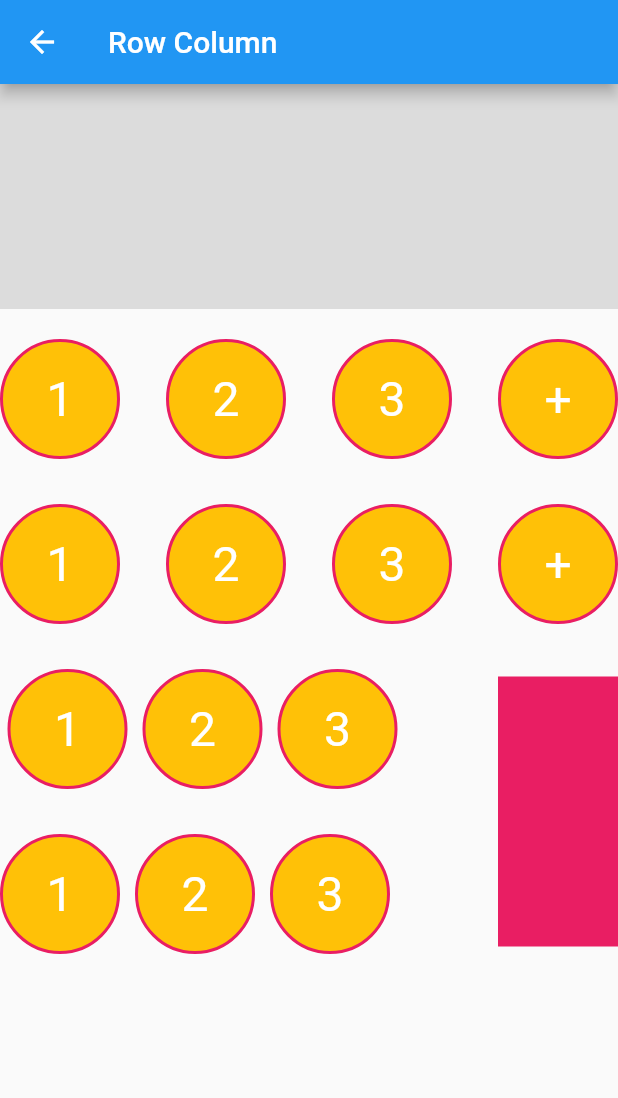
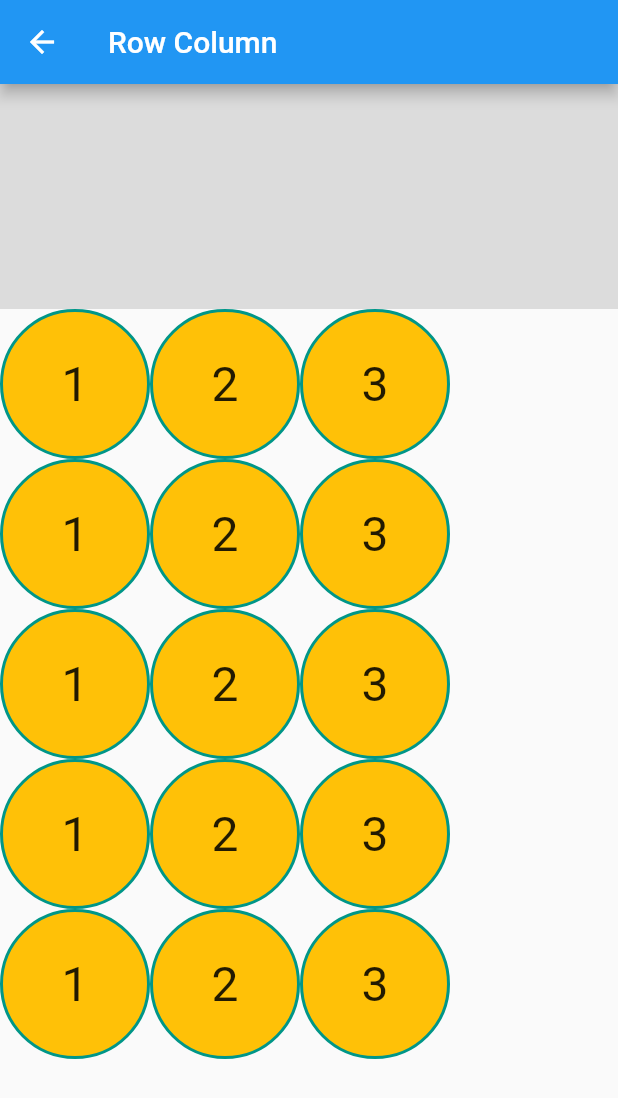
Before and after one commit to jihanislam007/ict_appdevelopment_batch_1, a Flutter app: the screen it shows after launch, after a tap on "Row Column", on a phone screen of 412 x 824 dp. Shown: the top 1098 px of the screen. Run offline on Flutter 3.47's test engine with Material 2 defaults, Android fonts, the phone set to English and light mode, and no system bars.

Commit message:
Class 19

```diff
--- a/lib/Dashboard.dart
+++ b/lib/Dashboard.dart
@@ -2,6 +2,7 @@ import 'package:flutter/material.dart';
 
 import 'Containers.dart';
 import 'RowColumn.dart';
+import 'Stacks.dart';
 import 'imageLoad.dart';
 
 class Dashboard extends StatelessWidget {
@@ -34,7 +35,13 @@ class Dashboard extends StatelessWidget {
                     onPressed: (){
                       Navigator.push(context, MaterialPageRoute(builder: (context) => RowColumn()));
                     },
-                    child: Text("Row Column"))
+                    child: Text("Row Column")),
+
+                ElevatedButton(
+                    onPressed: (){
+                      Navigator.push(context, MaterialPageRoute(builder: (context) => Stacks()));
+                    },
+                    child: Text("Stack"))
 
               ],
             ),
--- a/lib/RowColumn.dart
+++ b/lib/RowColumn.dart
@@ -10,270 +10,216 @@ class RowColumn extends StatelessWidget {
         title: Text("Row Column"),
       ),
       body: SafeArea(
+        child: SingleChildScrollView(
           child: Column(
             children: [
 
-            Container(
-              width: double.infinity,
-              height: 150,
-              color: Colors.black12,
-            ),
-
-            SizedBox(height: 10,),
+              Container(height: 150,color: Colors.black12,),
                Row(
-              mainAxisAlignment: MainAxisAlignment.spaceBetween,
                   children: [
 
                     Container(
                       height: 100,
-                  width: 80,
+                      width: 100,
                       decoration: BoxDecoration(
-                    border: Border.all(width: 2,color: Colors.pink,),
+                        border: Border.all(width: 2,color: Colors.teal),
                         shape: BoxShape.circle,
                         color: Colors.amber
-
                       ),
+                      child: Center(child: Text("1",style: TextStyle(fontSize: 32),)),
                       //color: Colors.pink,
-                  child: Center(child: Text("1",style: TextStyle(fontSize: 32,color: Colors.white),)),
                     ),
-                SizedBox(width: 10,),
                     Container(
                       height: 100,
-                  width: 80,
+                      width: 100,
                       decoration: BoxDecoration(
-                      border: Border.all(width: 2,color: Colors.pink,),
+                          border: Border.all(width: 2,color: Colors.teal),
                           shape: BoxShape.circle,
                           color: Colors.amber
+                      ),child: Center(child: Text("2",style: TextStyle(fontSize: 32),)),
 
+                      //color: Colors.pink,
                     ),
-                  //color: Colors.pink,
-                  child: Center(child: Text("2",style: TextStyle(fontSize: 32,color: Colors.white),)),
-                ),
-                SizedBox(width: 10,),
                     Container(
                       height: 100,
-                  width: 80,
+                      width: 100,
                       decoration: BoxDecoration(
-                      border: Border.all(width: 2,color: Colors.pink,),
+                          border: Border.all(width: 2,color: Colors.teal),
                           shape: BoxShape.circle,
                           color: Colors.amber
+                      ),
+                      child: Center(child: Text("3",style: TextStyle(fontSize: 32),)),
 
-                  ),
                       //color: Colors.pink,
-                  child: Center(child: Text("3",style: TextStyle(fontSize: 32,color: Colors.white),)),
-                ),
-                SizedBox(width: 10,),
-                Container(
-                  height: 100,
-                  width: 80,
-                  decoration: BoxDecoration(
-                      border: Border.all(width: 2,color: Colors.pink,),
-                      shape: BoxShape.circle,
-                      color: Colors.amber
-
-                  ),
-                  //color: Colors.pink,
-                  child: Center(child: Text("+",style: TextStyle(fontSize: 32,color: Colors.white),)),
                     ),
 
                   ],
                 ),
-            SizedBox(height: 10,),
               Row(
-              mainAxisAlignment: MainAxisAlignment.spaceBetween,
                 children: [
 
                   Container(
                     height: 100,
-                  width: 80,
+                    width: 100,
                     decoration: BoxDecoration(
-                      border: Border.all(width: 2,color: Colors.pink,),
+                        border: Border.all(width: 2,color: Colors.teal),
                         shape: BoxShape.circle,
                         color: Colors.amber
-
                     ),
+                    child: Center(child: Text("1",style: TextStyle(fontSize: 32),)),
                     //color: Colors.pink,
-                  child: Center(child: Text("1",style: TextStyle(fontSize: 32,color: Colors.white),)),
                   ),
-                SizedBox(width: 10,),
                   Container(
                     height: 100,
-                  width: 80,
+                    width: 100,
                     decoration: BoxDecoration(
-                      border: Border.all(width: 2,color: Colors.pink,),
+                        border: Border.all(width: 2,color: Colors.teal),
                         shape: BoxShape.circle,
                         color: Colors.amber
+                    ),child: Center(child: Text("2",style: TextStyle(fontSize: 32),)),
 
+                    //color: Colors.pink,
                   ),
-                  //color: Colors.pink,
-                  child: Center(child: Text("2",style: TextStyle(fontSize: 32,color: Colors.white),)),
-                ),
-                SizedBox(width: 10,),
                   Container(
                     height: 100,
-                  width: 80,
+                    width: 100,
                     decoration: BoxDecoration(
-                      border: Border.all(width: 2,color: Colors.pink,),
+                        border: Border.all(width: 2,color: Colors.teal),
                         shape: BoxShape.circle,
                         color: Colors.amber
+                    ),
+                    child: Center(child: Text("3",style: TextStyle(fontSize: 32),)),
 
-                  ),
                     //color: Colors.pink,
-                  child: Center(child: Text("3",style: TextStyle(fontSize: 32,color: Colors.white),)),
-                ),
-                SizedBox(width: 10,),
-                Container(
-                  height: 100,
-                  width: 80,
-                  decoration: BoxDecoration(
-                      border: Border.all(width: 2,color: Colors.pink,),
-                      shape: BoxShape.circle,
-                      color: Colors.amber
-
-                  ),
-                  //color: Colors.pink,
-                  child: Center(child: Text("+",style: TextStyle(fontSize: 32,color: Colors.white),)),
                   ),
 
                 ],
               ),
-            SizedBox(height: 10,),
               Row(
-              mainAxisAlignment: MainAxisAlignment.spaceBetween,
-              children: [
-                Column(
-                  children: [
-                    Row(
-                      mainAxisAlignment: MainAxisAlignment.spaceBetween,
                 children: [
 
                   Container(
                     height: 100,
-                          width: 80,
+                    width: 100,
                     decoration: BoxDecoration(
-                              border: Border.all(width: 2,color: Colors.pink,),
+                        border: Border.all(width: 2,color: Colors.teal),
                         shape: BoxShape.circle,
                         color: Colors.amber
-
                     ),
+                    child: Center(child: Text("1",style: TextStyle(fontSize: 32),)),
                     //color: Colors.pink,
-                          child: Center(child: Text("1",style: TextStyle(fontSize: 32,color: Colors.white),)),
                   ),
-                        SizedBox(width: 10,),
                   Container(
                     height: 100,
-                          width: 80,
+                    width: 100,
                     decoration: BoxDecoration(
-                              border: Border.all(width: 2,color: Colors.pink,),
+                        border: Border.all(width: 2,color: Colors.teal),
                         shape: BoxShape.circle,
                         color: Colors.amber
+                    ),child: Center(child: Text("2",style: TextStyle(fontSize: 32),)),
 
+                    //color: Colors.pink,
                   ),
-                          //color: Colors.pink,
-                          child: Center(child: Text("2",style: TextStyle(fontSize: 32,color: Colors.white),)),
-                        ),
-                        SizedBox(width: 10,),
                   Container(
                     height: 100,
-                          width: 80,
+                    width: 100,
                     decoration: BoxDecoration(
-                              border: Border.all(width: 2,color: Colors.pink,),
+                        border: Border.all(width: 2,color: Colors.teal),
                         shape: BoxShape.circle,
                         color: Colors.amber
+                    ),
+                    child: Center(child: Text("3",style: TextStyle(fontSize: 32),)),
 
+                    //color: Colors.pink,
                   ),
-                          //color: Colors.pink,
-                          child: Center(child: Text("3",style: TextStyle(fontSize: 32,color: Colors.white),)),
-                        ),
-                        /*SizedBox(width: 10,),
-                Container(
-                  height: 100,
-                  width: 80,
-                  decoration: BoxDecoration(
-                      border: Border.all(width: 2,color: Colors.pink,),
-                      shape: BoxShape.circle,
-                      color: Colors.amber
-
-                  ),
-                  //color: Colors.pink,
-                  child: Center(child: Text("+",style: TextStyle(fontSize: 32,color: Colors.white),)),
-                ),*/
 
                 ],
               ),
-                    SizedBox(height: 10,),
-
               Row(
-                      //mainAxisAlignment: MainAxisAlignment.spaceBetween,
                 children: [
 
                   Container(
                     height: 100,
-                          width: 80,
+                    width: 100,
                     decoration: BoxDecoration(
-                              border: Border.all(width: 2,color: Colors.pink,),
+                        border: Border.all(width: 2,color: Colors.teal),
                         shape: BoxShape.circle,
                         color: Colors.amber
-
                     ),
+                    child: Center(child: Text("1",style: TextStyle(fontSize: 32),)),
                     //color: Colors.pink,
-                          child: Center(child: Text("1",style: TextStyle(fontSize: 32,color: Colors.white),)),
                   ),
-                        SizedBox(width: 10,),
                   Container(
                     height: 100,
-                          width: 80,
+                    width: 100,
                     decoration: BoxDecoration(
-                              border: Border.all(width: 2,color: Colors.pink,),
+                        border: Border.all(width: 2,color: Colors.teal),
                         shape: BoxShape.circle,
                         color: Colors.amber
+                    ),child: Center(child: Text("2",style: TextStyle(fontSize: 32),)),
 
+                    //color: Colors.pink,
                   ),
-                          //color: Colors.pink,
-                          child: Center(child: Text("2",style: TextStyle(fontSize: 32,color: Colors.white),)),
-                        ),
-                        SizedBox(width: 10,),
                   Container(
                     height: 100,
-                          width: 80,
+                    width: 100,
                     decoration: BoxDecoration(
-                              border: Border.all(width: 2,color: Colors.pink,),
+                        border: Border.all(width: 2,color: Colors.teal),
                         shape: BoxShape.circle,
                         color: Colors.amber
+                    ),
+                    child: Center(child: Text("3",style: TextStyle(fontSize: 32),)),
 
+                    //color: Colors.pink,
                   ),
-                          //color: Colors.pink,
-                          child: Center(child: Text("3",style: TextStyle(fontSize: 32,color: Colors.white),)),
-                        ),
-                        SizedBox(width: 10,),
-                        /*Container(
-                  height: 100,
-                  width: 80,
-                  decoration: BoxDecoration(
-                      border: Border.all(width: 2,color: Colors.pink,),
-                      shape: BoxShape.circle,
-                      color: Colors.amber
-
-                  ),
-                  //color: Colors.pink,
-                  child: Center(child: Text("+",style: TextStyle(fontSize: 32,color: Colors.white),)),
-                ),*/
 
                 ],
               ),
-                  ],
+              Row(
+                children: [
+
+                  Container(
+                    height: 100,
+                    width: 100,
+                    decoration: BoxDecoration(
+                        border: Border.all(width: 2,color: Colors.teal),
+                        shape: BoxShape.circle,
+                        color: Colors.amber
+                    ),
+                    child: Center(child: Text("1",style: TextStyle(fontSize: 32),)),
+                    //color: Colors.pink,
                   ),
                   Container(
-                  height: 180,
-                  width: 80,
-                  color: Colors.pink,
+                    height: 100,
+                    width: 100,
+                    decoration: BoxDecoration(
+                        border: Border.all(width: 2,color: Colors.teal),
+                        shape: BoxShape.circle,
+                        color: Colors.amber
+                    ),child: Center(child: Text("2",style: TextStyle(fontSize: 32),)),
+
+                    //color: Colors.pink,
                   ),
+                  Container(
+                    height: 100,
+                    width: 100,
+                    decoration: BoxDecoration(
+                        border: Border.all(width: 2,color: Colors.teal),
+                        shape: BoxShape.circle,
+                        color: Colors.amber
+                    ),
+                    child: Center(child: Text("3",style: TextStyle(fontSize: 32),)),
+
+                    //color: Colors.pink,
+                  ),
+
                 ],
               ),
 
             ],
           ),
         ),
+      ),
     );
   }
 }
--- /dev/null
+++ b/lib/Stacks.dart
@@ -0,0 +1,48 @@
+import 'package:flutter/material.dart';
+
+class Stacks extends StatelessWidget {
+  const Stacks({Key? key}) : super(key: key);
+
+  @override
+  Widget build(BuildContext context) {
+    return Scaffold(
+      appBar: AppBar(
+        title: Text("Stack"),
+      ),
+      body: SafeArea(
+        child: Center(
+          child: Padding(
+            padding: const EdgeInsets.all(8.0),
+            child: Stack(
+              alignment: Alignment.topCenter,
+              overflow: Overflow.visible,
+              children: [
+
+                Container(
+                  height: 200,
+                  //width: 300,
+                  color: Colors.teal,
+                ),
+
+                Positioned(
+                    //bottom: -50,
+                  top: 50,
+                    child: CircleAvatar(radius: 50,backgroundColor: Colors.pink,)
+                ),
+
+                /*Positioned(
+                  bottom: -20,
+                    child: Container(
+                      height: 50,
+                      width: 50,
+                      color: Colors.pink,
+                    ))*/
+
+              ],
+            ),
+          ),
+        ),
+      ),
+    );
+  }
+}
```
Lines whose indentation alone changed are shown as unchanged.
